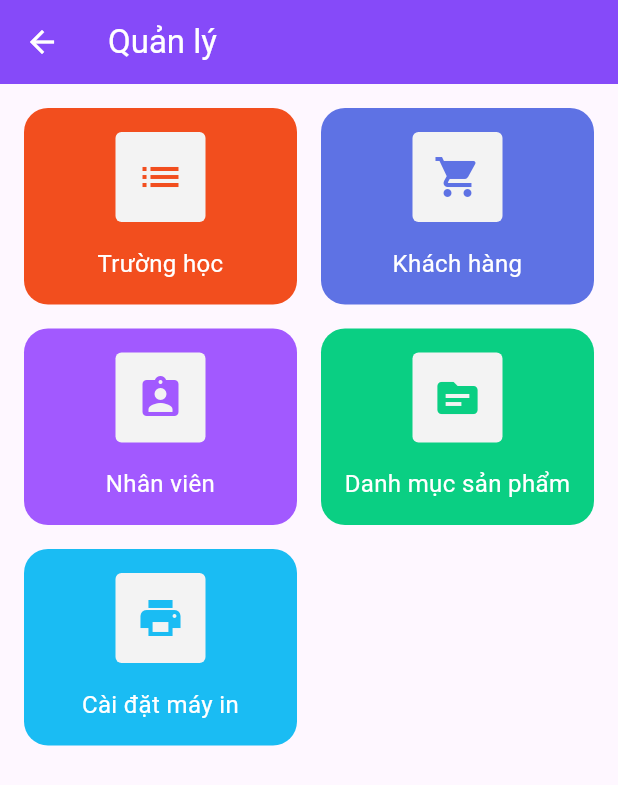
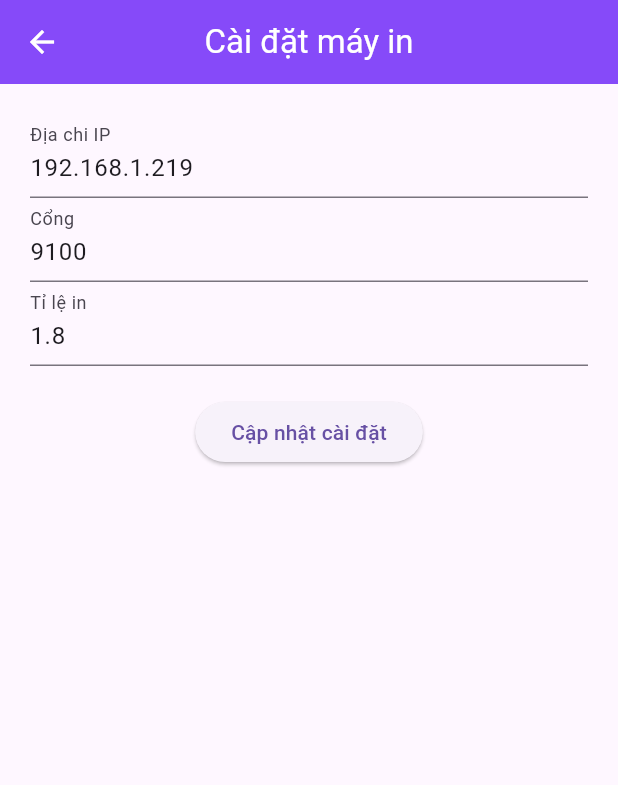
Before and after one commit to Binh00001/august_project, a Flutter app: the ManagementScreen screen opened directly, after a tap on "Cài đặt máy in", on a phone screen of 412 x 824 dp. Shown: the top 785 px of the screen. Run offline on Flutter 3.47's test engine with Material 3 defaults, Android fonts, the phone set to English and light mode, and no system bars; our stand-ins replace bloc, dio, easy_localization, equatable, flutter_bloc, image_picker and 4 more; missing offline and left inert: esc_pos_printer_plus, esc_pos_utils_plus; accounts and stored records are empty.

Commit message:
add printer page

```diff
--- /dev/null
+++ b/lib/page/feature_page/printer_page.dart
@@ -0,0 +1,93 @@
+import 'package:flutter/material.dart';
+import 'package:flutter_project_august/utill/color-theme.dart';
+import 'package:shared_preferences/shared_preferences.dart';
+
+class PrinterSettingsPage extends StatefulWidget {
+  @override
+  _PrinterSettingsPageState createState() => _PrinterSettingsPageState();
+}
+
+class _PrinterSettingsPageState extends State<PrinterSettingsPage> {
+  final _ipAddressController = TextEditingController();
+  final _portController = TextEditingController();
+  final _scaleController = TextEditingController();
+
+  @override
+  void initState() {
+    super.initState();
+    loadSettings();
+  }
+
+  Future<void> loadSettings() async {
+    SharedPreferences prefs = await SharedPreferences.getInstance();
+    _ipAddressController.text =
+        prefs.getString('_printerIPAddress') ?? "192.168.1.219";
+    _portController.text = (prefs.getInt('_printerPort') ?? 9100).toString();
+    _scaleController.text =
+        (prefs.getDouble('_printerScale') ?? 1.8).toString();
+  }
+
+  Future<void> setPrinterIP(String newIP) async {
+    SharedPreferences prefs = await SharedPreferences.getInstance();
+    await prefs.setString('_printerIPAddress', newIP);
+  }
+
+  Future<void> setPrinterPort(int newPort) async {
+    SharedPreferences prefs = await SharedPreferences.getInstance();
+    await prefs.setInt('_printerPort', newPort);
+  }
+
+  Future<void> setPrinterScale(double newScale) async {
+    SharedPreferences prefs = await SharedPreferences.getInstance();
+    await prefs.setDouble('_printerScale', newScale);
+  }
+
+  @override
+  Widget build(BuildContext context) {
+    return Scaffold(
+      appBar: AppBar(
+        title: const Text('Cài đặt máy in'),
+        centerTitle: true,
+        backgroundColor: AppColors.primary,
+        foregroundColor: AppColors.onPrimary,
+      ),
+      body: Padding(
+        padding: const EdgeInsets.all(20),
+        child: Column(
+          crossAxisAlignment: CrossAxisAlignment.start,
+          children: [
+            TextField(
+              controller: _ipAddressController,
+              decoration: const InputDecoration(labelText: 'Địa chi IP'),
+            ),
+            TextField(
+              controller: _portController,
+              decoration: const InputDecoration(labelText: 'Cổng'),
+              keyboardType: TextInputType.number,
+            ),
+            TextField(
+              controller: _scaleController,
+              decoration: const InputDecoration(labelText: 'Tỉ lệ in'),
+              keyboardType:
+                  const TextInputType.numberWithOptions(decimal: true),
+            ),
+            const SizedBox(height: 20),
+            Center(
+              child: ElevatedButton(
+                onPressed: () {
+                  setPrinterIP(_ipAddressController.text);
+                  setPrinterPort(int.parse(_portController.text));
+                  setPrinterScale(double.parse(_scaleController.text));
+                  ScaffoldMessenger.of(context).showSnackBar(const SnackBar(
+                    content: Text('Cập nhật thành công!'),
+                  ));
+                },
+                child: const Text('Cập nhật cài đặt'),
+              ),
+            ),
+          ],
+        ),
+      ),
+    );
+  }
+}
--- a/lib/page/main_page/sub_page/manage_screen.dart
+++ b/lib/page/main_page/sub_page/manage_screen.dart
@@ -1,5 +1,6 @@
 import 'package:flutter/material.dart';
 import 'package:flutter_project_august/assets_widget/navigator_container.dart';
+import 'package:flutter_project_august/page/feature_page/printer_page.dart';
 import 'package:flutter_project_august/page/feature_page/school_manage.dart';
 import 'package:flutter_project_august/page/feature_page/staff_manage.dart';
 import 'package:flutter_project_august/page/feature_page/user_manage.dart';
@@ -98,13 +99,14 @@ class ManagementScreen extends StatelessWidget {
                     icon: Icons.print,
                     title: 'Cài đặt máy in',
                     onTap: () {
-                      // Navigator.of(context).push(
-                      //   MaterialPageRoute(
-                      //       builder: (context) => StaffManagePage()),
-                      // );
+                      Navigator.of(context).push(
+                        MaterialPageRoute(
+                            builder: (context) => PrinterSettingsPage()),
+                      );
                     },
                   ),
                 ),
+
                 const SizedBox(width: 16),
                 const Expanded(
                     child: SizedBox(
```
